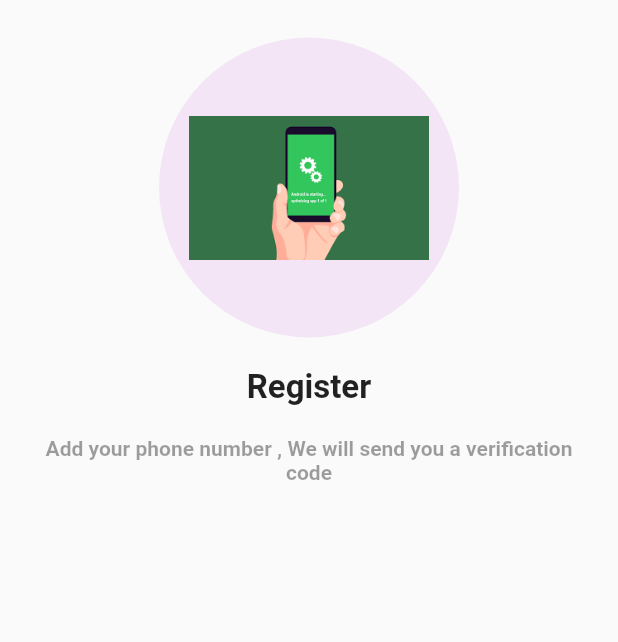
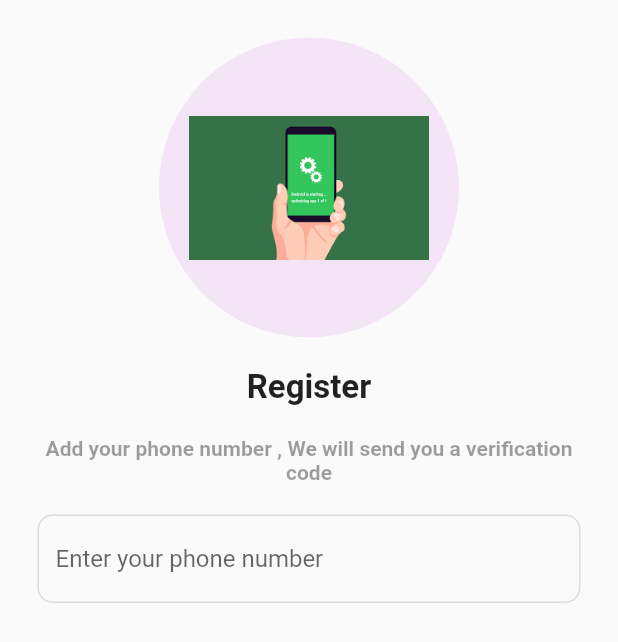
Before and after one commit to mohamedmostfa2000/Phone_Auth_Flutter_FireBase_App, a Flutter app: the RegisterScreen screen opened directly, on a phone screen of 412 x 824 dp. Shown: the top 642 px of the screen. Run offline on Flutter 3.47's test engine with Material 2 defaults, Android fonts, the light colour scheme and no system bars.

Commit message:
Mohamed Mostfa - design text form field in register screen

```diff
--- a/lib/Screens/Register_Screen.dart
+++ b/lib/Screens/Register_Screen.dart
@@ -8,6 +8,7 @@ class RegisterScreen extends StatefulWidget {
 }
 
 class _RegisterScreenState extends State<RegisterScreen> {
+  final TextEditingController phoneController = TextEditingController();
   @override
   Widget build(BuildContext context) {
     return Scaffold(
@@ -50,6 +51,21 @@ class _RegisterScreenState extends State<RegisterScreen> {
                 const SizedBox(
                   height: 20,
                 ),
+                TextFormField(
+                  cursorColor: Colors.purple,
+                  controller: phoneController,
+                  decoration: InputDecoration(
+                    hintText: "Enter your phone number",
+                    enabledBorder: OutlineInputBorder(
+                      borderRadius: BorderRadius.circular(10),
+                      borderSide: const BorderSide(color: Colors.black12),
+                    ),
+                    focusedBorder: OutlineInputBorder(
+                      borderRadius: BorderRadius.circular(10),
+                      borderSide: const BorderSide(color: Colors.black12),
+                    ),
+                  ),
+                )
               ],
             ),
           ),
```
